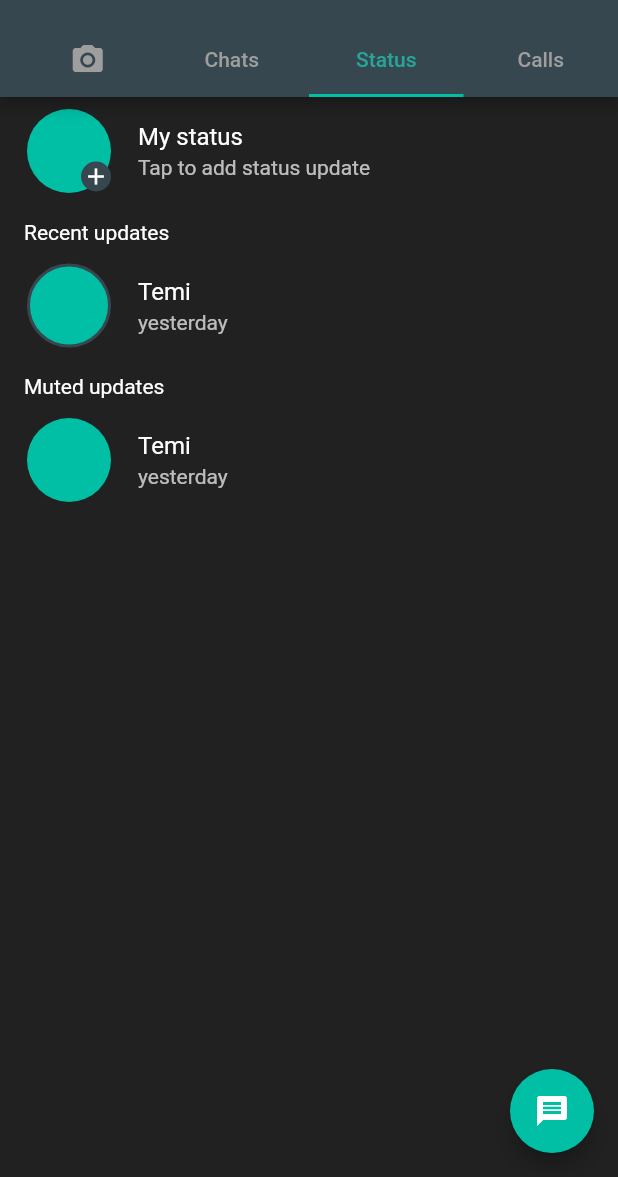
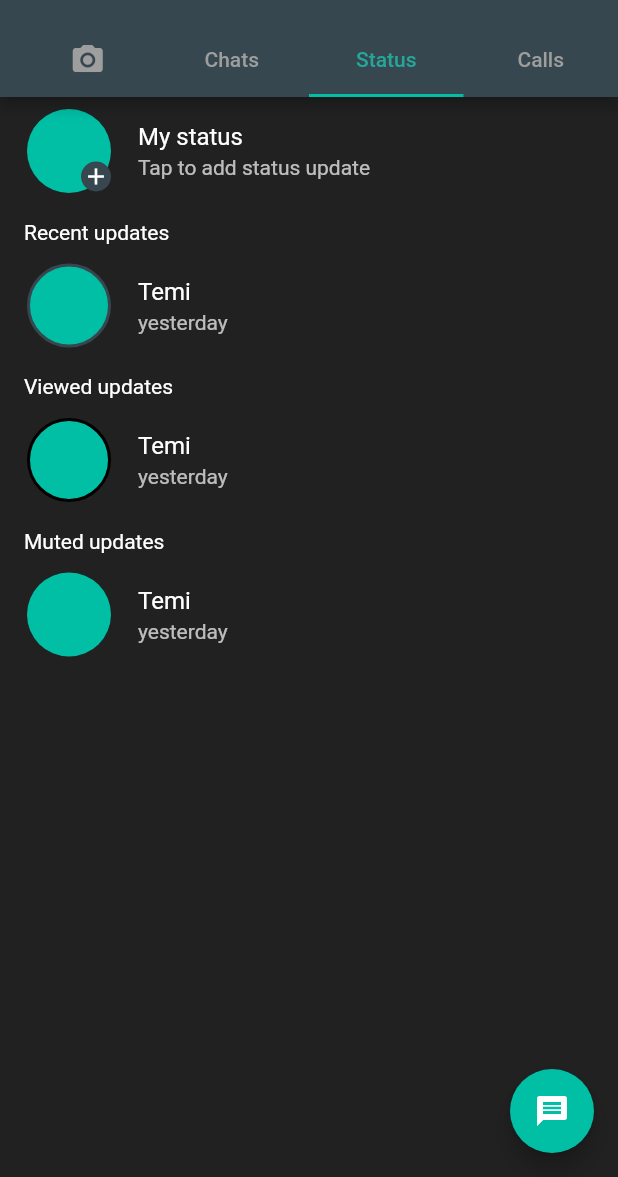
Before and after one commit to timilehinjegede/whatsapp-clone, a Flutter app: the screen it shows after launch, tab 2 chosen, on a phone screen of 412 x 824 dp, the part 59-1236 px from its top. Run offline on Flutter 3.47's test engine with Material 2 defaults, Android fonts, the phone set to English and light mode, and no system bars.

Commit message:
Dummy data for the status screen added

```diff
--- a/lib/components/status_item.dart
+++ b/lib/components/status_item.dart
@@ -3,17 +3,21 @@ import 'package:flutter/material.dart';
 class StatusItem extends StatelessWidget {
   final String contactName;
   final String time;
-  final AssetImage image;
-  final bool isMuted;
+  final String imagePath;
   final bool isViewed;
+  final bool isRecent;
 
   const StatusItem(
-      {this.contactName, this.time, this.image, this.isMuted, this.isViewed});
+      {this.contactName,
+      this.time,
+      this.imagePath,
+      this.isViewed,
+      this.isRecent});
 
   @override
   Widget build(BuildContext context) {
     return ListTile(
-      leading: isMuted
+      leading: isRecent
           ? Container(
               height: 60,
               width: 60,
@@ -22,6 +26,18 @@ class StatusItem extends StatelessWidget {
                   border: Border.all(
                     width: 2,
                     color: Theme.of(context).primaryColor,
+                  ),
+                  shape: BoxShape.circle),
+            )
+          : isViewed
+              ? Container(
+                  height: 60,
+                  width: 60,
+                  decoration: BoxDecoration(
+                      color: Theme.of(context).accentColor,
+                      border: Border.all(
+                        width: 2,
+                        color: Theme.of(context).accentIconTheme.color,
                       ),
                       shape: BoxShape.circle),
                 )
--- /dev/null
+++ b/lib/model/status.dart
@@ -0,0 +1,137 @@
+class Status {
+  final String contactName;
+  final String time;
+  final String imagePath;
+  final bool isRecent;
+  final bool isViewed;
+
+  Status(
+      {this.contactName,
+      this.time,
+      this.imagePath,
+      this.isRecent,
+      this.isViewed});
+
+  static final List<Status> getAllStatus = [
+    // model item 0
+    Status(
+      contactName: 'Emma',
+      time: 'Just now',
+      imagePath: '',
+      isRecent: true,
+      isViewed: false,
+    ),
+    // model item 1
+    Status(
+      contactName: 'Peace',
+      time: 'Today, 00:24',
+      imagePath: '',
+      isRecent: false,
+      isViewed: true,
+    ),
+    // model item 2
+    Status(
+      contactName: 'Victor',
+      time: 'Today, 09:22',
+      imagePath: '',
+      isRecent: false,
+      isViewed: false,
+    ),
+    // model item 3
+    Status(
+      contactName: 'Tobi',
+      time: 'Today, 01:14',
+      imagePath: '',
+      isRecent: true,
+      isViewed: false,
+    ),
+    // model item 4
+    Status(
+      contactName: 'Daniel',
+      time: 'Yesterday, 23:39',
+      imagePath: '',
+      isRecent: true,
+      isViewed: false,
+    ),
+    // model item 5
+    Status(
+      contactName: 'Segun',
+      time: 'Yesterday, 23:48',
+      imagePath: '',
+      isRecent: false,
+      isViewed: true,
+    ),
+    // model item 6
+    Status(
+      contactName: 'Bankole',
+      time: 'Today, 08:48',
+      imagePath: '',
+      isRecent: false,
+      isViewed: false,
+    ),
+    // model item 7
+    Status(
+      contactName: 'David',
+      time: 'Yesterday, 22:34',
+      imagePath: '',
+      isRecent: false,
+      isViewed: true,
+    ),
+    // model item 8
+    Status(
+      contactName: 'David',
+      time: 'Today, 08:30',
+      imagePath: '',
+      isRecent: false,
+      isViewed: false,
+    ),
+    // model item 9
+    Status(
+      contactName: 'Damola',
+      time: 'Yesterday, 19:57',
+      imagePath: '',
+      isRecent: false,
+      isViewed: true,
+    ),
+    // model item 10
+    Status(
+      contactName: 'Ifeoluwa',
+      time: 'Today, 06:57',
+      imagePath: '',
+      isRecent: false,
+      isViewed: false,
+    ),
+    // model item 11
+    Status(
+      contactName: 'Emmanuel',
+      time: 'Yesterday, 17:59',
+      imagePath: '',
+      isRecent: false,
+      isViewed: true,
+    ),
+    // model item 12
+    Status(
+      contactName: 'Joshua',
+      time: 'Today, 04:50',
+      imagePath: '',
+      isRecent: false,
+      isViewed: false,
+    ),
+    // model item 13
+    Status(
+      contactName: 'Julius',
+      time: 'Yesterday, 17:45',
+      imagePath: '',
+      isRecent: true,
+      isViewed: false,
+    ),
+    // model item 14
+    Status(
+      contactName: 'Kayode',
+      time: 'Yesterday, 12:29',
+      imagePath: '',
+      isRecent: true,
+      isViewed: false,
+    ),
+  ];
+}
--- a/lib/screens/status_screen.dart
+++ b/lib/screens/status_screen.dart
@@ -48,7 +48,20 @@ class StatusScreen extends StatelessWidget {
         StatusItem(
           contactName: 'Temi',
           time: 'yesterday',
-          isMuted: true,
+          isViewed: false,
+          isRecent: true,
+        ),
+        YMargin(10),
+        Padding(
+          padding: const EdgeInsets.symmetric(horizontal: 16),
+          child: Text('Viewed updates'),
+        ),
+        YMargin(5),
+        StatusItem(
+          contactName: 'Temi',
+          time: 'yesterday',
+          isViewed: true,
+          isRecent: false,
         ),
         YMargin(10),
         Padding(
@@ -59,7 +72,8 @@ class StatusScreen extends StatelessWidget {
         StatusItem(
           contactName: 'Temi',
           time: 'yesterday',
-          isMuted: false,
+          isViewed: false,
+          isRecent: false,
         ),
       ],
     );
--- a/lib/theme/theme.dart
+++ b/lib/theme/theme.dart
@@ -32,7 +32,7 @@ ThemeData lightThemeData() {
       color: AppColorsLight.kWhite,
     ),
     accentIconTheme: baseTheme.accentIconTheme.copyWith(
-      color: AppColorsLight.kWhite,
+      color: AppColorsLight.glColor,
     ),
     textTheme: baseTheme.textTheme.apply(
       fontFamily: 'Roboto',
@@ -76,7 +76,7 @@ ThemeData darkThemeData() {
       color: AppColorsDark.kWhite,
     ),
     accentIconTheme: baseTheme.accentIconTheme.copyWith(
-      color: AppColorsDark.gdColor,
+      color: AppColorsDark.kWhite,
     ),
     textTheme: baseTheme.textTheme.apply(
       fontFamily: 'Roboto',
```
Lines whose indentation alone changed are shown as unchanged.
